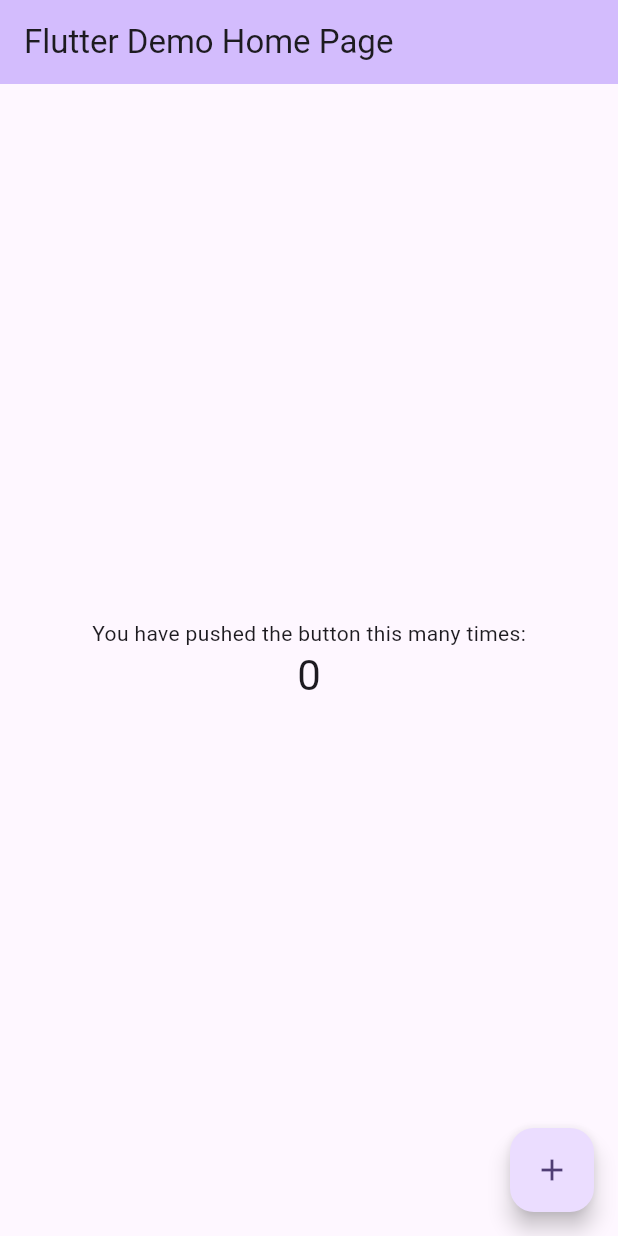
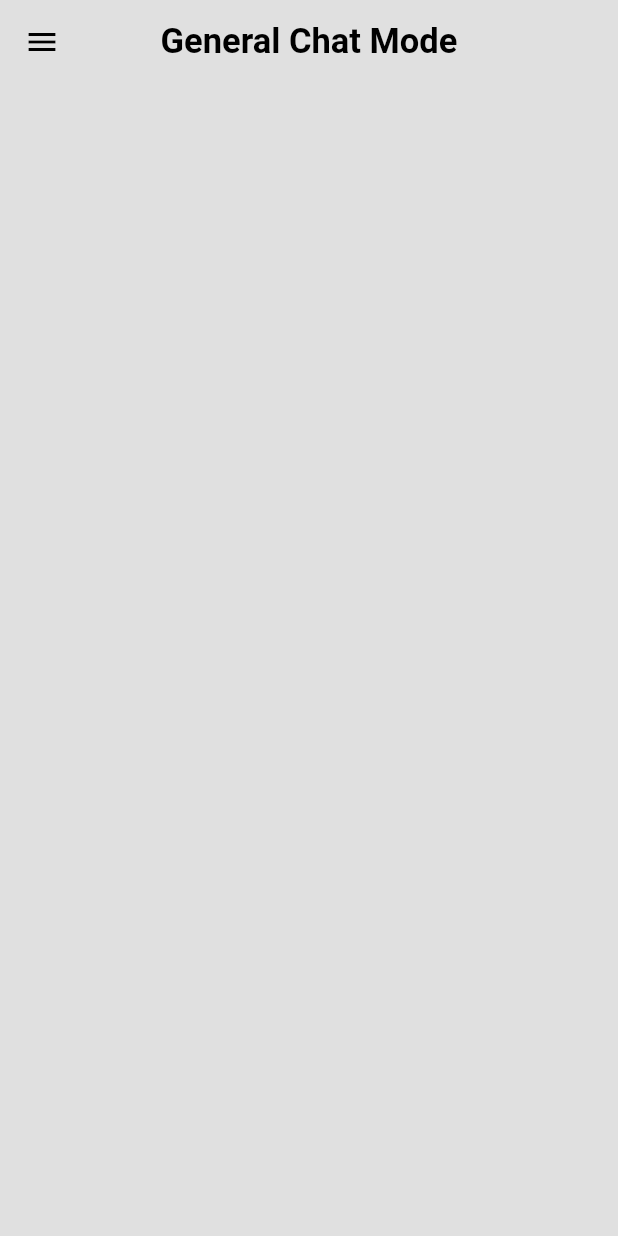
Before and after one commit to Sonang-tamang/gpt_frontend, a Flutter app: the screen it shows after launch, on a phone screen of 412 x 824 dp. Run offline on Flutter 3.47's test engine with Material 3 defaults, Android fonts, the phone set to English and light mode, and no system bars.

Commit message:
new changes

```diff
--- /dev/null
+++ b/lib/chat_page/genral_chat_page.dart
@@ -0,0 +1,25 @@
+import 'package:flutter/material.dart';
+
+class GenralChatPage extends StatefulWidget {
+  const GenralChatPage({super.key});
+
+  @override
+  State<GenralChatPage> createState() => _GenralChatPageState();
+}
+
+class _GenralChatPageState extends State<GenralChatPage> {
+  @override
+  Widget build(BuildContext context) {
+    return Scaffold(
+      backgroundColor: Theme.of(context).colorScheme.surface,
+      appBar: AppBar(
+        centerTitle: true,
+        title: Text(
+          "General Chat Mode",
+          style: TextStyle(fontSize: 23, fontWeight: FontWeight.bold),
+        ),
+      ),
+      drawer: const Drawer(),
+    );
+  }
+}
--- /dev/null
+++ b/lib/components/my_textfield.dart
@@ -0,0 +1,15 @@
+import 'package:flutter/material.dart';
+
+class MyTextfield extends StatelessWidget {
+  const MyTextfield({super.key});
+
+  @override
+  Widget build(BuildContext context) {
+    return Padding(
+      padding: const EdgeInsets.symmetric(horizontal: 25.0),
+      child: TextField(
+        decoration: InputDecoration(),
+      ),
+    );
+  }
+}
--- a/lib/main.dart
+++ b/lib/main.dart
@@ -1,4 +1,6 @@
 import 'package:flutter/material.dart';
+import 'package:gpt_frontend/chat_page/genral_chat_page.dart';
+import 'package:gpt_frontend/themes/light_mode.dart';
 
 void main() {
   runApp(const MyApp());
@@ -11,60 +13,8 @@ class MyApp extends StatelessWidget {
   @override
   Widget build(BuildContext context) {
     return MaterialApp(
-      title: 'Flutter Demo',
-      theme: ThemeData(
-        colorScheme: ColorScheme.fromSeed(seedColor: Colors.deepPurple),
-        useMaterial3: true,
-      ),
-      home: const MyHomePage(title: 'Flutter Demo Home Page'),
+      home: GenralChatPage(),
+      theme: lightMode,
     );
   }
 }
-
-class MyHomePage extends StatefulWidget {
-  const MyHomePage({super.key, required this.title});
-
-  final String title;
-
-  @override
-  State<MyHomePage> createState() => _MyHomePageState();
-}
-
-class _MyHomePageState extends State<MyHomePage> {
-  int _counter = 0;
-
-  void _incrementCounter() {
-    setState(() {
-      _counter++;
-    });
-  }
-
-  @override
-  Widget build(BuildContext context) {
-    return Scaffold(
-      appBar: AppBar(
-        backgroundColor: Theme.of(context).colorScheme.inversePrimary,
-        title: Text(widget.title),
-      ),
-      body: Center(
-        child: Column(
-          mainAxisAlignment: MainAxisAlignment.center,
-          children: <Widget>[
-            const Text(
-              'You have pushed the button this many times:',
-            ),
-            Text(
-              '$_counter',
-              style: Theme.of(context).textTheme.headlineMedium,
-            ),
-          ],
-        ),
-      ),
-      floatingActionButton: FloatingActionButton(
-        onPressed: _incrementCounter,
-        tooltip: 'Increment',
-        child: const Icon(Icons.add),
-      ),
-    );
-  }
-}
--- /dev/null
+++ b/lib/themes/light_mode.dart
@@ -0,0 +1,12 @@
+import 'package:flutter/material.dart';
+
+//making them for the whole app ################################################
+
+ThemeData lightMode = ThemeData(
+    colorScheme: ColorScheme.light(
+  surface: Colors.grey.shade300,
+  primary: Colors.grey.shade500,
+  secondary: Colors.grey.shade200,
+  tertiary: Colors.white,
+  inversePrimary: Colors.grey.shade900,
+));
--- a/pubspec.yaml
+++ b/pubspec.yaml
@@ -35,6 +35,12 @@ dependencies:
   # The following adds the Cupertino Icons font to your application.
   # Use with the CupertinoIcons class for iOS style icons.
   cupertino_icons: ^1.0.8
+  google_fonts: ^6.2.1
+  flutter_spinkit: ^5.2.1
+  http: ^1.2.2
+  intl: ^0.19.0
+  cached_network_image: ^3.4.1
+
 
 dev_dependencies:
   flutter_test:
```
Also changed, not shown: pubspec.lock.
